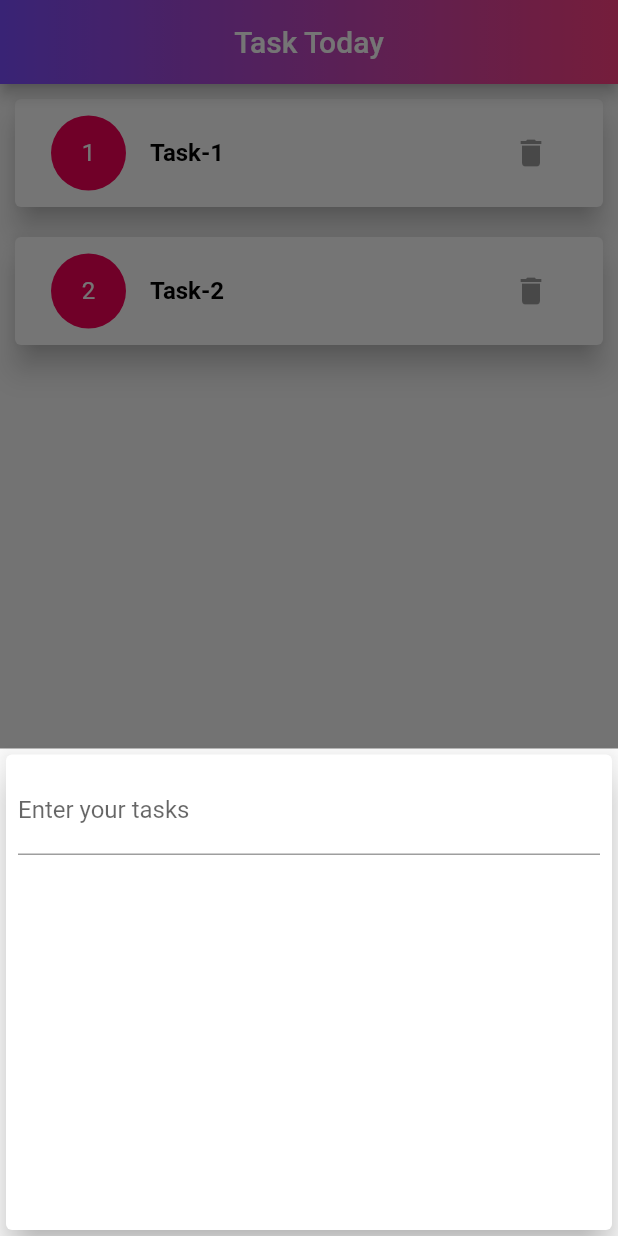
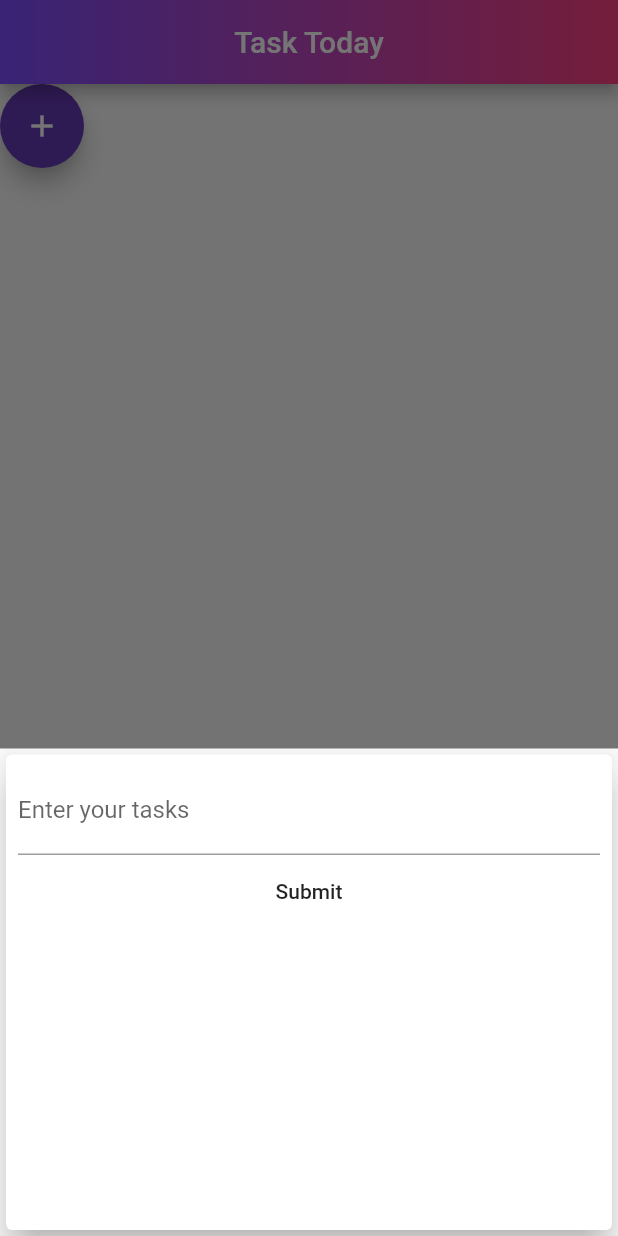
Before and after one commit to azim2429/Task-Today, a Flutter app: the screen it shows after launch, after a tap on the "add" icon, on a phone screen of 412 x 824 dp. Run offline on Flutter 3.47's test engine with Material 2 defaults, Android fonts, the phone set to English and light mode, and no system bars; our stand-ins replace gradient_app_bar.

Commit message:
Feature-Adding New Widgets Dynamically

```diff
--- a/lib/main.dart
+++ b/lib/main.dart
@@ -2,6 +2,7 @@ import 'package:flutter/material.dart';
 import 'package:gradient_app_bar/gradient_app_bar.dart';
 import 'package:tasktoday/widget/task_list.dart';
 import 'package:tasktoday/widget/add_task.dart';
+import 'package:tasktoday/widget/user_task.dart';
 void main() {
   runApp(MyApp());
 }
@@ -43,10 +44,10 @@ class _MyHomePageState extends State<MyHomePage> {
       body: Column(
         mainAxisAlignment: MainAxisAlignment.start,
         children: <Widget>[
-          TaskList(),
+          UserTask(),
         ],
       ),
-      floatingActionButton: AddTask(),
+//      floatingActionButton: AddTask(),
       resizeToAvoidBottomInset: false,
     );
   }
--- a/lib/widget/add_task.dart
+++ b/lib/widget/add_task.dart
@@ -1,12 +1,9 @@
 import 'package:flutter/material.dart';
 
-class AddTask extends StatefulWidget {
-  @override
-  _AddTaskState createState() => _AddTaskState();
-}
-
-class _AddTaskState extends State<AddTask> {
+class AddTask extends StatelessWidget {
+  final Function addTc;
   final taskController = TextEditingController();
+  AddTask(this.addTc);
   @override
   Widget build(BuildContext context) {
     return FloatingActionButton(
@@ -23,20 +20,32 @@ class _AddTaskState extends State<AddTask> {
                     elevation: 10,
                     child: Padding(
                       padding: const EdgeInsets.all(8.0),
-                      child: TextField(
-                        decoration:
-                            InputDecoration(labelText: 'Enter your tasks'),
-                        keyboardType: TextInputType.text,
-                        controller: taskController,
-                        onSubmitted: (_) => print(taskController.text),
+                      child: Column(
+                        children:<Widget> [
+                          TextField(
+                            decoration:
+                                InputDecoration(labelText: 'Enter your tasks'),
+                            keyboardType: TextInputType.text,
+                            controller: taskController,
+                          ),
+                          FlatButton(
+                          child:Text(
+                            'Submit'
+                          ),
+                            onPressed: (){
+                            addTc(
+                              taskController.text,
+                            );
+                            },
+                          ),
+                        ],
                       ),
                     ),
                   ),
                 ),
               );
             });
-      },
-
+        },
     );
   }
 }
--- a/lib/widget/task_list.dart
+++ b/lib/widget/task_list.dart
@@ -1,26 +1,14 @@
 import 'package:flutter/material.dart';
 import 'package:tasktoday/model/task.dart';
 
-class TaskList extends StatefulWidget {
-  @override
-  _TaskListState createState() => _TaskListState();
-}
+class TaskList extends StatelessWidget {
+  final List<Task> task;
+  TaskList(this.task);
 
-class _TaskListState extends State<TaskList> {
-  final List<Task> task = [
-    Task(
-      id: '1',
-      taskTitle: 'Task-1',
-    ),
-    Task(
-      id: '2',
-      taskTitle: 'Task-2',
-    )
-  ];
   @override
   Widget build(BuildContext context) {
     return Column(
-      children:task.map((tks){
+      children: task.map((tks) {
         return Card(
           elevation: 8,
           margin: EdgeInsets.symmetric(horizontal: 10, vertical: 10),
@@ -42,8 +30,8 @@ class _TaskListState extends State<TaskList> {
               ),
               title: Text(
                 tks.taskTitle,
-              style: TextStyle(
-                  color: Colors.black, fontWeight: FontWeight.bold),
+                style:
+                    TextStyle(color: Colors.black, fontWeight: FontWeight.bold),
               ),
               trailing: IconButton(
                 icon: Icon(Icons.delete),
--- /dev/null
+++ b/lib/widget/user_task.dart
@@ -0,0 +1,37 @@
+import 'package:flutter/material.dart';
+import 'package:tasktoday/model/task.dart';
+import 'package:tasktoday/widget/add_task.dart';
+import 'package:tasktoday/widget/task_list.dart';
+
+class UserTask extends StatefulWidget {
+  @override
+  _UserTaskState createState() => _UserTaskState();
+}
+
+class _UserTaskState extends State<UserTask> {
+  final List<Task> _taskList = [
+  ];
+  var t_id=['1','2','3','4','5'];
+  var index=0;
+  void _addNewTask(String newtaskName) {
+    final newTk = Task(
+      id: t_id[index],
+      taskTitle: newtaskName,
+    );
+    setState(() {
+      _taskList.add(newTk);
+      index++;
+    });
+  }
+  @override
+  Widget build(BuildContext context) {
+    return Column(
+      children: <Widget>[
+        Container(
+          child: TaskList(_taskList),
+        ),
+        AddTask(_addNewTask),
+      ],
+    );
+  }
+}
```
Lines whose indentation alone changed are shown as unchanged.
